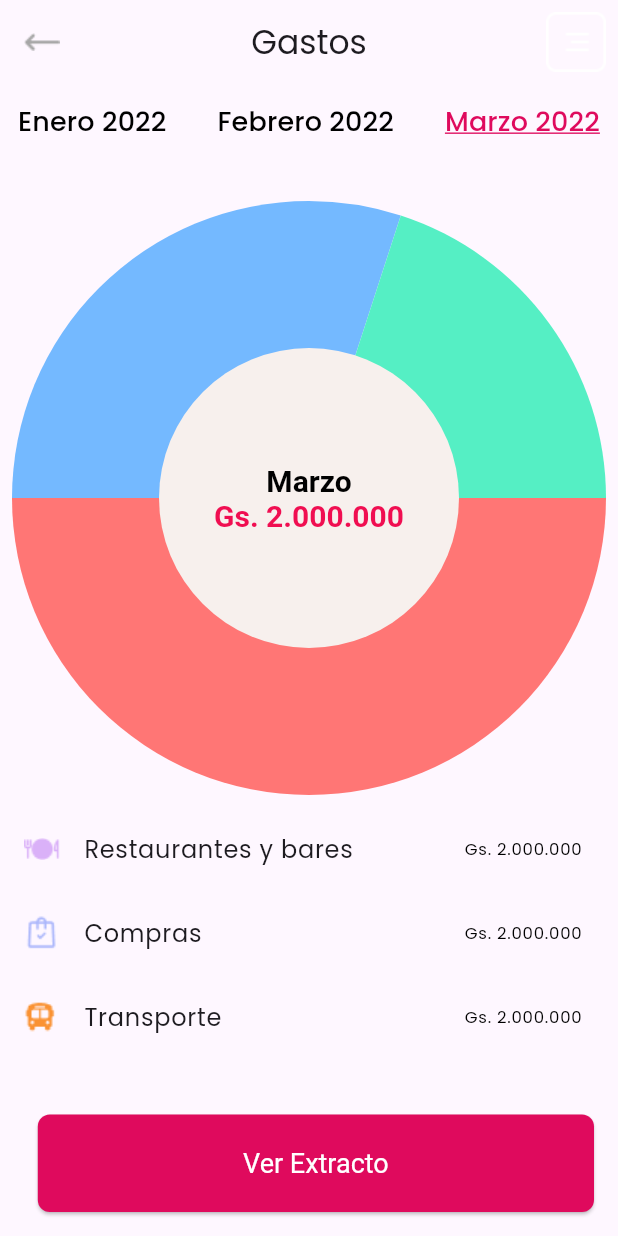
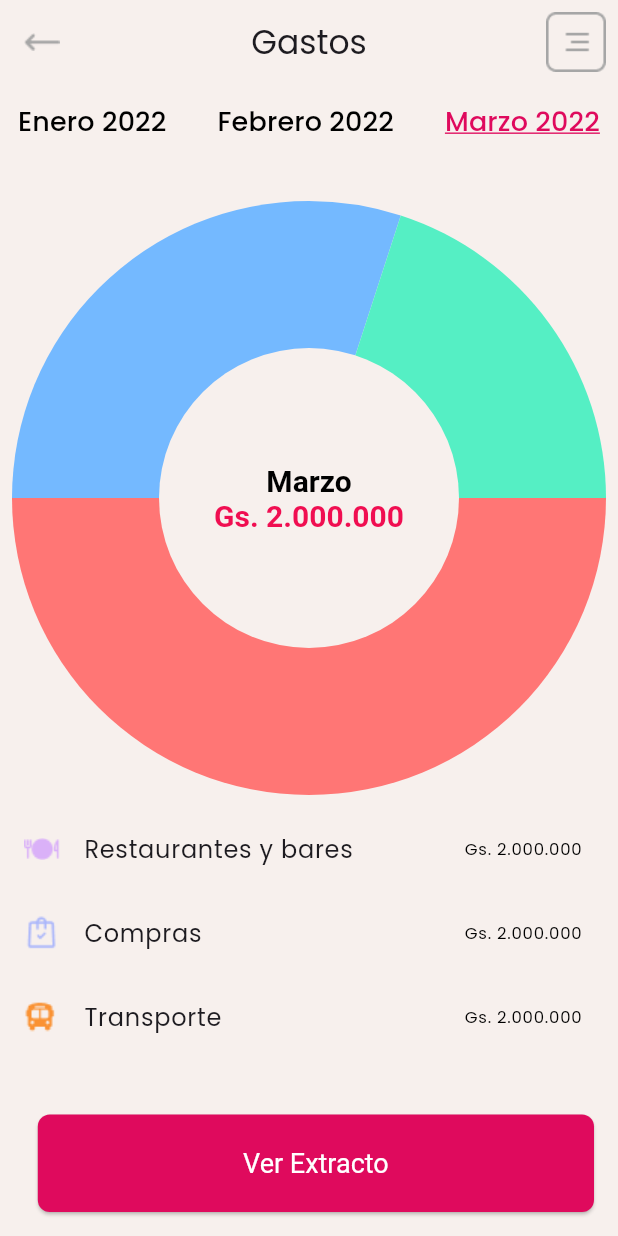
Before and after one commit to ramirezsebas/e_app, a Flutter app: the screen it shows after launch, item 3 of the bottom bar chosen, after a tap on "Gastos", on a phone screen of 412 x 824 dp. Run offline on Flutter 3.47's test engine with Material 3 defaults, Android fonts, the light colour scheme and no system bars; drawn by our look-alikes of pie_chart; our stand-ins replace bloc, equatable, flutter_bloc, google_fonts; generated files the repository leaves out were written again.

Commit message:
feat: agregamos repositorio de datos de gastos

```diff
--- a/lib/app.dart
+++ b/lib/app.dart
@@ -1,4 +1,5 @@
 import 'package:e_app/app/data/repositories/account_repository.dart';
+import 'package:e_app/app/data/repositories/expense_repository.dart';
 import 'package:e_app/app/data/repositories/movements_repository.dart';
 import 'package:e_app/app/presentation/cubits/account_balance/account_balance_cubit.dart';
 import 'package:e_app/app/presentation/cubits/movements/movements_cubit.dart';
@@ -13,7 +14,9 @@ class App extends StatelessWidget {
 
   @override
   Widget build(BuildContext context) {
-    return MultiBlocProvider(
+    return RepositoryProvider(
+      create: (context) => ExpenseRepository(),
+      child: MultiBlocProvider(
         providers: [
           BlocProvider(
             create: (context) => AccountBalanceCubit(
@@ -31,6 +34,7 @@ class App extends StatelessWidget {
           theme: _buildTheme(Brightness.light),
           title: 'E App',
           home: const MainScreen(),
+        ),
       ),
     );
   }
--- /dev/null
+++ b/lib/app/data/repositories/expense_repository.dart
@@ -0,0 +1,50 @@
+import 'package:e_app/app/domain/models/expense_model.dart';
+import 'package:e_app/gen/assets.gen.dart';
+
+class ExpenseRepository {
+  final List<ExpenseModel> expenses = [
+    ExpenseModel(
+      id: '1',
+      amount: 412000,
+      currency: 'Gs',
+      description: 'Restaurantes y bares',
+      date: DateTime(
+        2022,
+        6,
+        8,
+      ),
+      category: 'Restaurantes y bares',
+      image: Assets.icons.restaurantBarCategory.path,
+    ),
+    ExpenseModel(
+      id: '2',
+      amount: 165549,
+      currency: 'Gs',
+      description: 'Compras',
+      date: DateTime(
+        2022,
+        6,
+        7,
+      ),
+      category: 'Compras',
+      image: Assets.icons.shoppingCategory.path,
+    ),
+    ExpenseModel(
+      id: '3',
+      amount: 79800,
+      currency: 'Gs',
+      description: 'Transporte',
+      date: DateTime(
+        2022,
+        6,
+        8,
+      ),
+      category: 'Transporte',
+      image: Assets.icons.transportationCategory.path,
+    ),
+  ];
+  Future<List<ExpenseModel>> getExpenses() async {
+    await Future<void>.delayed(const Duration(seconds: 2));
+    return expenses;
+  }
+}
--- /dev/null
+++ b/lib/app/domain/models/expense_model.dart
@@ -0,0 +1,32 @@
+import 'package:equatable/equatable.dart';
+
+class ExpenseModel extends Equatable {
+  const ExpenseModel({
+    required this.id,
+    required this.amount,
+    required this.currency,
+    required this.description,
+    required this.date,
+    required this.category,
+    required this.image,
+  });
+
+  final String id;
+  final num amount;
+  final String currency;
+  final String description;
+  final DateTime date;
+  final String category;
+  final String image;
+
+  @override
+  List<Object?> get props => [
+        id,
+        amount,
+        currency,
+        description,
+        date,
+        category,
+        image,
+      ];
+}
--- a/lib/app/presentation/screens/analisis_screen.dart
+++ b/lib/app/presentation/screens/analisis_screen.dart
@@ -1,7 +1,10 @@
 import 'package:e_app/app/core/widgets/e_card.dart';
+import 'package:e_app/app/data/repositories/expense_repository.dart';
+import 'package:e_app/app/presentation/cubits/expenses/expenses_cubit.dart';
 import 'package:e_app/app/presentation/screens/expense_analytics_screen.dart';
 import 'package:e_app/gen/assets.gen.dart';
 import 'package:flutter/material.dart';
+import 'package:flutter_bloc/flutter_bloc.dart';
 
 class AnalisisScreen extends StatelessWidget {
   const AnalisisScreen({
@@ -76,7 +79,13 @@ class AnalisisScreen extends StatelessWidget {
                     Navigator.push(
                       context,
                       MaterialPageRoute<void>(
-                        builder: (context) => const ExpenseAnalyticsScreen(),
+                        builder: (_) => BlocProvider(
+                          create: (_) => ExpensesCubit(
+                            expenseRepository:
+                                context.read<ExpenseRepository>(),
+                          )..getExpenses(),
+                          child: const ExpenseAnalyticsScreen(),
+                        ),
                       ),
                     );
                   },
--- a/lib/app/presentation/screens/expense_analytics_screen.dart
+++ b/lib/app/presentation/screens/expense_analytics_screen.dart
@@ -50,7 +50,9 @@ class _ExpenseAnalyticsViewState extends State<ExpenseAnalyticsView> {
   @override
   Widget build(BuildContext context) {
     return Scaffold(
+      backgroundColor: const Color(0xffF7F0ED),
       appBar: AppBar(
+        backgroundColor: const Color(0xffF7F0ED),
         title: const Text('Gastos'),
         centerTitle: true,
         leading: IconButton(
@@ -62,7 +64,9 @@ class _ExpenseAnalyticsViewState extends State<ExpenseAnalyticsView> {
         actions: [
           IconButton(
             onPressed: () {},
-            icon: Assets.icons.drawer.image(),
+            icon: Assets.icons.drawer.image(
+              color: const Color(0xffA6A6A6),
+            ),
           ),
         ],
       ),
```
Also changed, not shown: lib/app/presentation/cubits/expenses/expenses_cubit.dart (added, +25 -0 lines), lib/app/presentation/cubits/expenses/expenses_state.dart (added, +30 -0 lines). Lines whose indentation alone changed are shown as unchanged.
